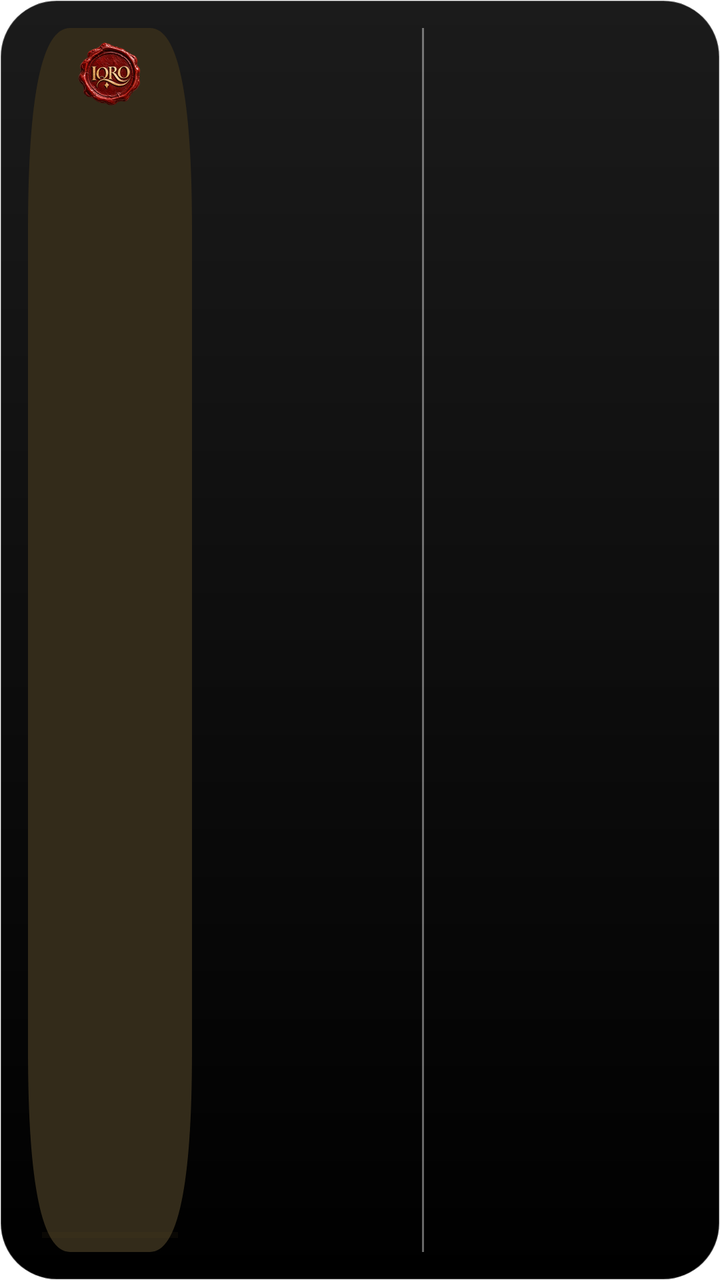
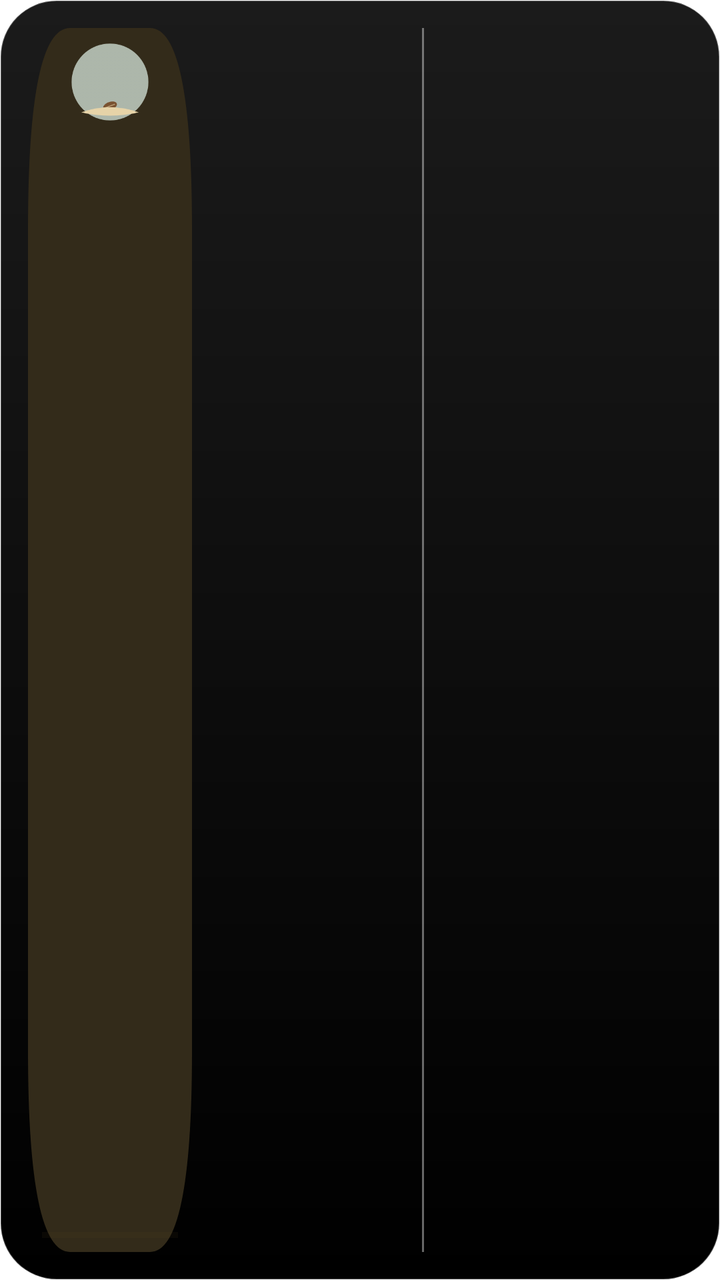

An Android layout rendered at two revisions. The XML below is the earlier revision; the diff shows what the commit changed to produce the second picture.
<!-- AndroidManifest.xml: fallback theme Theme.MaterialComponents.DayNight.NoActionBar -->
<!-- res/layout/reading_plan_widget.xml -->
<?xml version="1.0" encoding="utf-8"?>
<FrameLayout xmlns:android="http://schemas.android.com/apk/res/android" android:id="@+id/plan_widget_root" android:layout_width="match_parent" android:layout_height="match_parent" android:background="@drawable/prayer_widget_background" android:padding="14dp">
 <LinearLayout android:id="@+id/plan_content" android:layout_width="match_parent" android:layout_height="match_parent" android:orientation="horizontal" android:baselineAligned="false">
  <LinearLayout android:layout_width="0dp" android:layout_weight="27" android:layout_height="match_parent" android:orientation="vertical" android:gravity="center" android:background="@drawable/reading_plan_book" android:padding="7dp">
   <ImageView android:layout_width="32dp" android:layout_height="32dp" android:src="@drawable/iqro_seal_notification_large" android:scaleType="fitCenter" android:importantForAccessibility="no" />
   <TextView android:id="@+id/plan_achieved" android:layout_width="match_parent" android:layout_height="0dp" android:textColor="#FFFFFF" android:textSize="48sp" android:gravity="center" android:maxLines="1" android:includeFontPadding="false" android:autoSizeTextType="uniform" android:autoSizeMinTextSize="10sp" android:autoSizeMaxTextSize="48sp" android:autoSizeStepGranularity="1sp" android:layout_weight="1" android:fontFamily="sans-serif-light" android:fontFeatureSettings="tnum"/>
   <TextView android:id="@+id/plan_target" android:layout_width="match_parent" android:layout_height="wrap_content" android:textColor="#FFFFFF" android:textSize="17sp" android:gravity="center" android:maxLines="1" android:includeFontPadding="false" android:autoSizeTextType="uniform" android:autoSizeMinTextSize="10sp" android:autoSizeMaxTextSize="17sp" android:autoSizeStepGranularity="1sp" android:layoutDirection="ltr" android:textDirection="ltr"/>
   <TextView android:id="@+id/plan_unit" android:layout_width="match_parent" android:layout_height="wrap_content" android:textColor="#FFFFFF" android:textSize="11sp" android:gravity="center" android:maxLines="1" android:includeFontPadding="false" android:autoSizeTextType="uniform" android:autoSizeMinTextSize="10sp" android:autoSizeMaxTextSize="11sp" android:autoSizeStepGranularity="1sp" android:layout_marginTop="3dp"/>
   <ProgressBar android:id="@+id/plan_progress" style="?android:attr/progressBarStyleHorizontal" android:layout_width="match_parent" android:layout_height="3dp" android:layout_marginTop="10dp" android:progressTint="#EBC776" android:progressBackgroundTint="#665B4521" android:max="100" />
  </LinearLayout>
  <LinearLayout android:layout_width="0dp" android:layout_weight="32" android:layout_height="match_parent" android:layout_marginHorizontal="9dp" android:orientation="vertical" android:gravity="center">
   <TextView android:id="@+id/plan_title" android:layout_width="match_parent" android:layout_height="0dp" android:textColor="#FFFFFF" android:textSize="22sp" android:gravity="center" android:maxLines="2" android:includeFontPadding="false" android:autoSizeTextType="uniform" android:autoSizeMinTextSize="10sp" android:autoSizeMaxTextSize="22sp" android:autoSizeStepGranularity="1sp" android:layout_weight="1"/>
   <TextView android:id="@+id/plan_remaining_label" android:layout_width="match_parent" android:layout_height="wrap_content" android:textColor="#FFFFFF" android:textSize="13sp" android:gravity="center" android:maxLines="1" android:includeFontPadding="false" android:autoSizeTextType="uniform" android:autoSizeMinTextSize="10sp" android:autoSizeMaxTextSize="13sp" android:autoSizeStepGranularity="1sp" android:layout_marginTop="6dp"/>
   <TextView android:id="@+id/plan_remaining" android:layout_width="match_parent" android:layout_height="wrap_content" android:textColor="#FFFFFF" android:textSize="28sp" android:gravity="center" android:maxLines="1" android:includeFontPadding="false" android:autoSizeTextType="uniform" android:autoSizeMinTextSize="10sp" android:autoSizeMaxTextSize="28sp" android:autoSizeStepGranularity="1sp" android:textStyle="bold" android:layout_marginTop="3dp" android:fontFeatureSettings="tnum"/>
   <TextView android:id="@+id/plan_remaining_unit" android:layout_width="match_parent" android:layout_height="wrap_content" android:textColor="#FFFFFF" android:textSize="11sp" android:gravity="center" android:maxLines="1" android:includeFontPadding="false" android:autoSizeTextType="uniform" android:autoSizeMinTextSize="10sp" android:autoSizeMaxTextSize="11sp" android:autoSizeStepGranularity="1sp" android:layout_marginTop="3dp"/>
  </LinearLayout>
  <TextView android:layout_width="1dp" android:layout_height="match_parent" android:background="#66FFFFFF" android:importantForAccessibility="no"/>
  <LinearLayout android:id="@+id/plan_prayers" android:layout_width="0dp" android:layout_weight="41" android:layout_height="match_parent" android:layout_marginStart="9dp" android:orientation="vertical">
   <TextView android:id="@+id/plan_prayer_heading" android:layout_width="match_parent" android:layout_height="wrap_content" android:textColor="#FFFFFF" android:textSize="12sp" android:gravity="start" android:maxLines="1" android:includeFontPadding="false" android:autoSizeTextType="uniform" android:autoSizeMinTextSize="10sp" android:autoSizeMaxTextSize="12sp" android:autoSizeStepGranularity="1sp" android:layout_marginBottom="4dp"/>
   <LinearLayout android:layout_width="match_parent" android:layout_height="0dp" android:layout_weight="1" android:orientation="horizontal" android:gravity="center_vertical">
 <TextView android:id="@+id/plan_fajr_name" android:layout_width="0dp" android:layout_height="match_parent" android:layout_weight="1" android:gravity="center_vertical|start" android:textColor="#FFFFFF" android:textSize="14sp" android:maxLines="1" android:autoSizeTextType="uniform" android:autoSizeMinTextSize="10sp" android:autoSizeMaxTextSize="14sp" android:autoSizeStepGranularity="1sp"/>
 <TextView android:id="@+id/plan_fajr_value" android:layout_width="28dp" android:layout_height="match_parent" android:gravity="center_vertical|end" android:layoutDirection="ltr" android:textDirection="ltr" android:textColor="#EBC776" android:textSize="14sp" android:maxLines="1" android:fontFeatureSettings="tnum" android:autoSizeTextType="uniform" android:autoSizeMinTextSize="10sp" android:autoSizeMaxTextSize="14sp" android:autoSizeStepGranularity="1sp"/>
 </LinearLayout><LinearLayout android:layout_width="match_parent" android:layout_height="0dp" android:layout_weight="1" android:orientation="horizontal" android:gravity="center_vertical">
 <TextView android:id="@+id/plan_dhuhr_name" android:layout_width="0dp" android:layout_height="match_parent" android:layout_weight="1" android:gravity="center_vertical|start" android:textColor="#FFFFFF" android:textSize="14sp" android:maxLines="1" android:autoSizeTextType="uniform" android:autoSizeMinTextSize="10sp" android:autoSizeMaxTextSize="14sp" android:autoSizeStepGranularity="1sp"/>
 <TextView android:id="@+id/plan_dhuhr_value" android:layout_width="28dp" android:layout_height="match_parent" android:gravity="center_vertical|end" android:layoutDirection="ltr" android:textDirection="ltr" android:textColor="#EBC776" android:textSize="14sp" android:maxLines="1" android:fontFeatureSettings="tnum" android:autoSizeTextType="uniform" android:autoSizeMinTextSize="10sp" android:autoSizeMaxTextSize="14sp" android:autoSizeStepGranularity="1sp"/>
 </LinearLayout><LinearLayout android:layout_width="match_parent" android:layout_height="0dp" android:layout_weight="1" android:orientation="horizontal" android:gravity="center_vertical">
 <TextView android:id="@+id/plan_asr_name" android:layout_width="0dp" android:layout_height="match_parent" android:layout_weight="1" android:gravity="center_vertical|start" android:textColor="#FFFFFF" android:textSize="14sp" android:maxLines="1" android:autoSizeTextType="uniform" android:autoSizeMinTextSize="10sp" android:autoSizeMaxTextSize="14sp" android:autoSizeStepGranularity="1sp"/>
 <TextView android:id="@+id/plan_asr_value" android:layout_width="28dp" android:layout_height="match_parent" android:gravity="center_vertical|end" android:layoutDirection="ltr" android:textDirection="ltr" android:textColor="#EBC776" android:textSize="14sp" android:maxLines="1" android:fontFeatureSettings="tnum" android:autoSizeTextType="uniform" android:autoSizeMinTextSize="10sp" android:autoSizeMaxTextSize="14sp" android:autoSizeStepGranularity="1sp"/>
 </LinearLayout><LinearLayout android:layout_width="match_parent" android:layout_height="0dp" android:layout_weight="1" android:orientation="horizontal" android:gravity="center_vertical">
 <TextView android:id="@+id/plan_maghrib_name" android:layout_width="0dp" android:layout_height="match_parent" android:layout_weight="1" android:gravity="center_vertical|start" android:textColor="#FFFFFF" android:textSize="14sp" android:maxLines="1" android:autoSizeTextType="uniform" android:autoSizeMinTextSize="10sp" android:autoSizeMaxTextSize="14sp" android:autoSizeStepGranularity="1sp"/>
 <TextView android:id="@+id/plan_maghrib_value" android:layout_width="28dp" android:layout_height="match_parent" android:gravity="center_vertical|end" android:layoutDirection="ltr" android:textDirection="ltr" android:textColor="#EBC776" android:textSize="14sp" android:maxLines="1" android:fontFeatureSettings="tnum" android:autoSizeTextType="uniform" android:autoSizeMinTextSize="10sp" android:autoSizeMaxTextSize="14sp" android:autoSizeStepGranularity="1sp"/>
 </LinearLayout><LinearLayout android:layout_width="match_parent" android:layout_height="0dp" android:layout_weight="1" android:orientation="horizontal" android:gravity="center_vertical">
 <TextView android:id="@+id/plan_isha_name" android:layout_width="0dp" android:layout_height="match_parent" android:layout_weight="1" android:gravity="center_vertical|start" android:textColor="#FFFFFF" android:textSize="14sp" android:maxLines="1" android:autoSizeTextType="uniform" android:autoSizeMinTextSize="10sp" android:autoSizeMaxTextSize="14sp" android:autoSizeStepGranularity="1sp"/>
 <TextView android:id="@+id/plan_isha_value" android:layout_width="28dp" android:layout_height="match_parent" android:gravity="center_vertical|end" android:layoutDirection="ltr" android:textDirection="ltr" android:textColor="#EBC776" android:textSize="14sp" android:maxLines="1" android:fontFeatureSettings="tnum" android:autoSizeTextType="uniform" android:autoSizeMinTextSize="10sp" android:autoSizeMaxTextSize="14sp" android:autoSizeStepGranularity="1sp"/>
 </LinearLayout>
   <TextView android:id="@+id/plan_page_unit" android:layout_width="match_parent" android:layout_height="wrap_content" android:textColor="#FFFFFF" android:textSize="10sp" android:gravity="end" android:maxLines="1" android:includeFontPadding="false" android:ellipsize="end" android:layout_marginTop="3dp"/>
  </LinearLayout>
 </LinearLayout>
 <TextView android:id="@+id/plan_empty" android:layout_width="match_parent" android:layout_height="match_parent" android:textColor="#FFFFFF" android:textSize="16sp" android:gravity="center_vertical|start" android:maxLines="3" android:includeFontPadding="false" android:autoSizeTextType="uniform" android:autoSizeMinTextSize="10sp" android:autoSizeMaxTextSize="16sp" android:autoSizeStepGranularity="1sp" android:visibility="gone"/>
</FrameLayout>
<!-- resources referenced by this layout -->
<resources>
  <!-- drawable iqro_seal_notification_large: png bitmap (drawable-nodpi, 75076 bytes) -->
  <!-- drawable prayer_widget_background (drawable) -->
  <?xml version="1.0" encoding="utf-8"?>
  <shape xmlns:android="http://schemas.android.com/apk/res/android" android:shape="rectangle">
      <corners android:radius="28dp" />
      <gradient android:startColor="#1B1B1B" android:endColor="#000000" android:angle="270" />
      <stroke android:width="0.5dp" android:color="#4DFFFFFF" />
  </shape>
  <!-- drawable reading_plan_book (drawable) -->
  <?xml version="1.0" encoding="utf-8"?>
  <vector xmlns:android="http://schemas.android.com/apk/res/android" android:width="90dp" android:height="140dp" android:viewportWidth="90" android:viewportHeight="140">
   <path android:fillColor="#332B1A" android:pathData="M23,0 H67 Q90,0 90,23 V117 Q90,140 67,140 H23 Q0,140 0,117 V23 Q0,0 23,0 Z"/>
  </vector>
</resources>

<!-- the commit's change to res/layout/reading_plan_widget.xml (unified diff, before → after) -->
@@ -2,7 +2,7 @@
 <FrameLayout xmlns:android="http://schemas.android.com/apk/res/android" android:id="@+id/plan_widget_root" android:layout_width="match_parent" android:layout_height="match_parent" android:background="@drawable/prayer_widget_background" android:padding="14dp">
  <LinearLayout android:id="@+id/plan_content" android:layout_width="match_parent" android:layout_height="match_parent" android:orientation="horizontal" android:baselineAligned="false">
   <LinearLayout android:layout_width="0dp" android:layout_weight="27" android:layout_height="match_parent" android:orientation="vertical" android:gravity="center" android:background="@drawable/reading_plan_book" android:padding="7dp">
-   <ImageView android:layout_width="32dp" android:layout_height="32dp" android:src="@drawable/iqro_seal_notification_large" android:scaleType="fitCenter" android:importantForAccessibility="no" />
+   <ImageView android:id="@+id/plan_palm" android:layout_width="40dp" android:layout_height="40dp" android:src="@drawable/reading_plan_palm_0" android:scaleType="fitCenter" />
    <TextView android:id="@+id/plan_achieved" android:layout_width="match_parent" android:layout_height="0dp" android:textColor="#FFFFFF" android:textSize="48sp" android:gravity="center" android:maxLines="1" android:includeFontPadding="false" android:autoSizeTextType="uniform" android:autoSizeMinTextSize="10sp" android:autoSizeMaxTextSize="48sp" android:autoSizeStepGranularity="1sp" android:layout_weight="1" android:fontFamily="sans-serif-light" android:fontFeatureSettings="tnum"/>
    <TextView android:id="@+id/plan_target" android:layout_width="match_parent" android:layout_height="wrap_content" android:textColor="#FFFFFF" android:textSize="17sp" android:gravity="center" android:maxLines="1" android:includeFontPadding="false" android:autoSizeTextType="uniform" android:autoSizeMinTextSize="10sp" android:autoSizeMaxTextSize="17sp" android:autoSizeStepGranularity="1sp" android:layoutDirection="ltr" android:textDirection="ltr"/>
    <TextView android:id="@+id/plan_unit" android:layout_width="match_parent" android:layout_height="wrap_content" android:textColor="#FFFFFF" android:textSize="11sp" android:gravity="center" android:maxLines="1" android:includeFontPadding="false" android:autoSizeTextType="uniform" android:autoSizeMinTextSize="10sp" android:autoSizeMaxTextSize="11sp" android:autoSizeStepGranularity="1sp" android:layout_marginTop="3dp"/>
<!-- resource entries referenced after the edit -->
@@ -1,6 +1,5 @@
 <!-- resources referenced by this layout -->
 <resources>
-  <!-- drawable iqro_seal_notification_large: png bitmap (drawable-nodpi, 75076 bytes) -->
   <!-- drawable prayer_widget_background (drawable) -->
   <?xml version="1.0" encoding="utf-8"?>
   <shape xmlns:android="http://schemas.android.com/apk/res/android" android:shape="rectangle">
@@ -13,5 +12,6 @@
   <vector xmlns:android="http://schemas.android.com/apk/res/android" android:width="90dp" android:height="140dp" android:viewportWidth="90" android:viewportHeight="140">
    <path android:fillColor="#332B1A" android:pathData="M23,0 H67 Q90,0 90,23 V117 Q90,140 67,140 H23 Q0,140 0,117 V23 Q0,0 23,0 Z"/>
   </vector>
+  <!-- drawable reading_plan_palm_0: png bitmap (drawable-nodpi, 5910 bytes) -->
 </resources>
 
